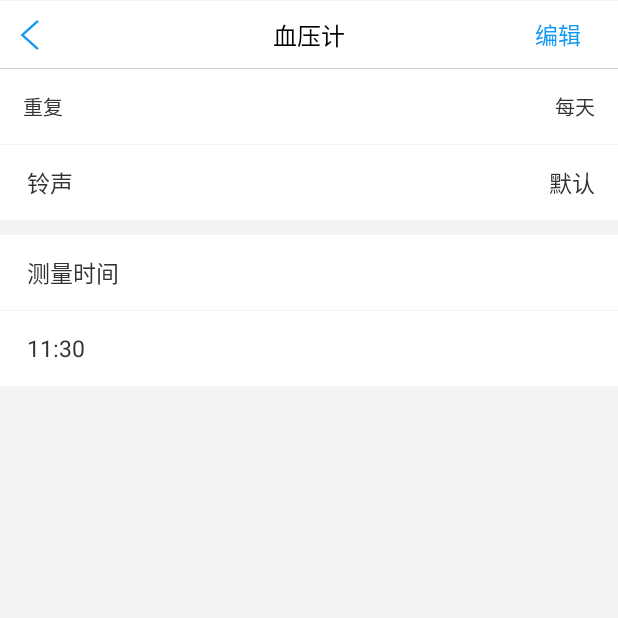
After one commit to Meikostar/Medical_app, an Android app: the SmartEquitActivity screen opened directly, with no data from a screen before it, on a phone screen of 412 x 824 dp, the top half of it. The commit adds this screen. Run offline under Robolectric (Android 15) with nearby library versions, the phone set to English and light mode, and no system bars; our stand-ins replace ButterKnife, CircleImageView; libraries missing offline, so code that uses them is left out: cn.jpush.android, com.orhanobut.logger.

Commit message:
完成所有UI页面
Signed-off-by: admin <admin>

```diff
--- /dev/null
+++ b/app/src/main/java/com/canplay/medical/mvp/activity/home/SmartEquitActivity.java
@@ -0,0 +1,88 @@
+package com.canplay.medical.mvp.activity.home;
+
+import android.content.Intent;
+import android.os.Bundle;
+import android.view.View;
+import android.widget.TextView;
+
+import com.canplay.medical.R;
+import com.canplay.medical.base.BaseActivity;
+import com.canplay.medical.bean.Equip;
+import com.canplay.medical.bean.Euip;
+import com.canplay.medical.util.TextUtil;
+import com.canplay.medical.view.NavigationBar;
+
+import butterknife.BindView;
+import butterknife.ButterKnife;
+
+/**
+ * 血压计、血糖仪等
+ */
+public class SmartEquitActivity extends BaseActivity {
+
+
+    @BindView(R.id.line)
+    View line;
+    @BindView(R.id.navigationBar)
+    NavigationBar navigationBar;
+    @BindView(R.id.tv_type)
+    TextView tvType;
+    @BindView(R.id.tv_ring)
+    TextView tvRing;
+    @BindView(R.id.tv_time)
+    TextView tvTime;
+    private Equip data;
+    @Override
+    public void initViews() {
+        setContentView(R.layout.activity_smart_equit);
+        ButterKnife.bind(this);
+        data= (Equip) getIntent().getSerializableExtra("data");
+
+        navigationBar.setNavigationBarListener(this);
+        if(data!=null){
+            if(TextUtil.isNotEmpty(data.name)){
+                navigationBar.setNaviTitle(data.name);
+            }
+        }
+    }
+
+    @Override
+    public void bindEvents() {
+
+        navigationBar.setNavigationBarListener(new NavigationBar.NavigationBarListener() {
+            @Override
+            public void navigationLeft() {
+                finish();
+            }
+
+
+            @Override
+            public void navigationRight() {
+                Intent intent = new Intent(SmartEquitActivity.this, MeasureActivity.class);
+                intent.putExtra("data",data);
+                startActivity(intent);
+            }
+
+            @Override
+            public void navigationimg() {
+
+            }
+        });
+
+
+    }
+
+
+    @Override
+    public void initData() {
+
+    }
+
+
+    @Override
+    protected void onCreate(Bundle savedInstanceState) {
+        super.onCreate(savedInstanceState);
+        // TODO: add setContentView(...) invocation
+        ButterKnife.bind(this);
+    }
+}
--- a/app/src/main/java/com/canplay/medical/mvp/activity/mine/MineEuipmentActivity.java
+++ b/app/src/main/java/com/canplay/medical/mvp/activity/mine/MineEuipmentActivity.java
@@ -9,6 +9,7 @@ import com.canplay.medical.R;
 import com.canplay.medical.base.BaseActivity;
 import com.canplay.medical.bean.Euip;
 import com.canplay.medical.mvp.activity.account.LoginActivity;
+import com.canplay.medical.mvp.activity.home.SmartEquitActivity;
 import com.canplay.medical.mvp.adapter.EuipmentAdapter;
 import com.canplay.medical.permission.PermissionConst;
 import com.canplay.medical.permission.PermissionGen;
@@ -80,7 +81,7 @@ public class MineEuipmentActivity extends BaseActivity {
             @Override
             public void getItem(Euip menu,int type) {
               if(type==1){//点击事件
-
+                startActivity(new Intent(MineEuipmentActivity.this,SmartEquitActivity.class));
               }else {//长按事件
                   mWindowAddPhoto.showAsDropDown(line);
               }
--- a/app/src/main/java/com/canplay/medical/mvp/adapter/TimeAddAdapter.java
+++ b/app/src/main/java/com/canplay/medical/mvp/adapter/TimeAddAdapter.java
@@ -62,7 +62,7 @@ public class TimeAddAdapter extends BaseAdapter {
         if (view == null){
             holder = new ResultViewHolder();
             view = LayoutInflater.from(mContext).inflate(R.layout.item_time_add, parent, false);
-            holder.data= (TextView) view.findViewById(R.id.tv_data);
+            holder.data= (TextView) view.findViewById(R.id.tv_time);
             holder.close= (ImageView) view.findViewById(R.id.iv_close);
 
 
@@ -78,7 +78,7 @@ public class TimeAddAdapter extends BaseAdapter {
             public void onClick(View v) {
                 list.remove(position);
                 notifyDataSetChanged();
-                listener.getItem(list.get(position),position);
+//                listener.getItem(list.get(position),position);
             }
         });
         return view;
--- /dev/null
+++ b/app/src/main/res/layout/activity_smart_equit.xml
@@ -0,0 +1,116 @@
+<?xml version="1.0" encoding="utf-8"?>
+<LinearLayout xmlns:android="http://schemas.android.com/apk/res/android"
+    android:orientation="vertical"
+    android:background="@color/content_bg"
+    xmlns:app="http://schemas.android.com/apk/res-auto"
+    android:layout_width="match_parent"
+    android:layout_height="match_parent">
+    <View
+        android:layout_width="match_parent"
+        android:layout_height="0.01dp"
+        android:id="@+id/line"/>
+    <com.canplay.medical.view.NavigationBar
+        android:id="@+id/navigationBar"
+        android:layout_width="match_parent"
+        android:layout_height="wrap_content"
+        app:navigationRight_type="txt"
+        app:navigationRight_txt="编辑"
+        app:navigationTitle="血压计" />
+=
+=
+
+            <LinearLayout
+                android:background="@color/white"
+                android:gravity="center_vertical"
+                android:layout_width="match_parent"
+                android:layout_height="50dp"
+                android:orientation="horizontal">
+                <TextView
+                    android:layout_marginLeft="15dp"
+                    android:layout_weight="1"
+                    android:layout_width="wrap_content"
+                    android:layout_height="wrap_content"
+                    android:text="重复"
+                    android:textColor="@color/slow_black"
+                    android:textSize="13sp" />
+                <TextView
+                    android:id="@+id/tv_type"
+                    android:layout_marginRight="15dp"
+                    android:layout_width="wrap_content"
+                    android:layout_height="wrap_content"
+                    android:text="每天"
+                    android:textColor="@color/slow_black"
+                    android:textSize="13sp" />
+            </LinearLayout>
+
+            <View
+                android:layout_width="match_parent"
+                android:layout_height="0.5dp"
+                android:background="@drawable/store_line" />
+
+            <LinearLayout
+
+                android:background="@color/white"
+                android:gravity="center_vertical"
+                android:layout_width="match_parent"
+                android:layout_height="50dp" >
+                <TextView
+                    android:layout_weight="1"
+
+                    android:layout_marginLeft="18dp"
+                    android:layout_width="wrap_content"
+                    android:layout_height="wrap_content"
+                    android:text="铃声"
+                    android:textColor="@color/slow_black"
+                    android:textSize="15sp" />
+                <TextView
+                    android:layout_marginRight="15dp"
+                    android:id="@+id/tv_ring"
+                    android:layout_marginLeft="18dp"
+                    android:layout_width="wrap_content"
+                    android:layout_height="wrap_content"
+                    android:text="默认"
+                    android:textColor="@color/slow_black"
+                    android:textSize="15sp" />
+            </LinearLayout>
+            <LinearLayout
+                android:layout_marginTop="10dp"
+                android:background="@color/white"
+                android:gravity="center_vertical"
+                android:layout_width="match_parent"
+                android:layout_height="50dp" >
+                <TextView
+                    android:layout_weight="1"
+
+                    android:layout_marginLeft="18dp"
+                    android:layout_width="wrap_content"
+                    android:layout_height="wrap_content"
+                    android:text="测量时间"
+                    android:textColor="@color/slow_black"
+                    android:textSize="15sp" />
+
+            </LinearLayout>
+
+            <View
+                android:layout_width="match_parent"
+                android:layout_height="0.5dp"
+                android:background="@drawable/store_line" />
+            <LinearLayout
+
+                android:background="@color/white"
+                android:gravity="center_vertical"
+                android:layout_width="match_parent"
+                android:layout_height="50dp" >
+                <TextView
+                    android:layout_weight="1"
+                    android:id="@+id/tv_time"
+                    android:layout_marginLeft="18dp"
+                    android:layout_width="wrap_content"
+                    android:layout_height="wrap_content"
+                    android:text="11:30"
+                    android:textColor="@color/slow_black"
+                    android:textSize="15sp" />
+
+            </LinearLayout>
+
+</LinearLayout>
--- a/app/src/main/res/layout/item_remind_mesure.xml
+++ b/app/src/main/res/layout/item_remind_mesure.xml
@@ -71,8 +71,9 @@
                 android:padding="9dp"
                 android:layout_marginRight="13dp"
                 android:id="@+id/iv_choose"
-
-                android:layout_width="60dp"
+                app:drawablechoose="@drawable/gouxuan"
+                app:drawables="@drawable/gouxues"
+                android:layout_width="40dp"
                 android:layout_height="40dp"/>
 
 
--- a/app/src/main/res/layout/item_time_add.xml
+++ b/app/src/main/res/layout/item_time_add.xml
@@ -4,6 +4,7 @@
     android:layout_width="match_parent"
     android:layout_height="45dp">
   <LinearLayout
+      android:background="@color/white"
       android:gravity="center_vertical"
       android:layout_weight="1"
       android:layout_width="match_parent"
--- a/app/src/main/res/layout/list_popwindow.xml
+++ b/app/src/main/res/layout/list_popwindow.xml
@@ -13,7 +13,6 @@
         android:orientation="vertical"
         >
         <android.support.v7.widget.CardView
-            android:id="@+id/card"
             tools:targetApi="lollipop"
             android:layout_width="match_parent"
             android:layout_height="180dp"
```
Also changed, not shown: app/src/main/AndroidManifest.xml (+8 -2 lines), app/src/main/java/com/canplay/medical/bean/Equip.java (added, +17 -0 lines), app/src/main/java/com/canplay/medical/fragment/RemindMedicatFragment.java (+8 -0 lines), app/src/main/java/com/canplay/medical/mvp/activity/home/ChooseProjectActivity.java (added, +118 -0 lines), app/src/main/java/com/canplay/medical/mvp/activity/home/MeasureActivity.java (+105 -3 lines), app/src/main/java/com/canplay/medical/mvp/activity/home/SmartKitActivity.java (+1 -6 lines), app/src/main/java/com/canplay/medical/mvp/activity/mine/RemindHealthActivity.java (+12 -1 lines), app/src/main/java/com/canplay/medical/mvp/adapter/RemindMedicatAdapter.java (+9 -1 lines), app/src/main/res/drawable/gouxues.xml (added, +8 -0 lines), app/src/main/res/layout/activity_choose_project.xml (added, +90 -0 lines), app/src/main/res/layout/choose_black_items.xml (+5 -3 lines), app/src/main/res/layout/search_medcial_item.xml (+5 -3 lines), app/src/main/res/drawable/gouxuan.png (added), 3 other files.
